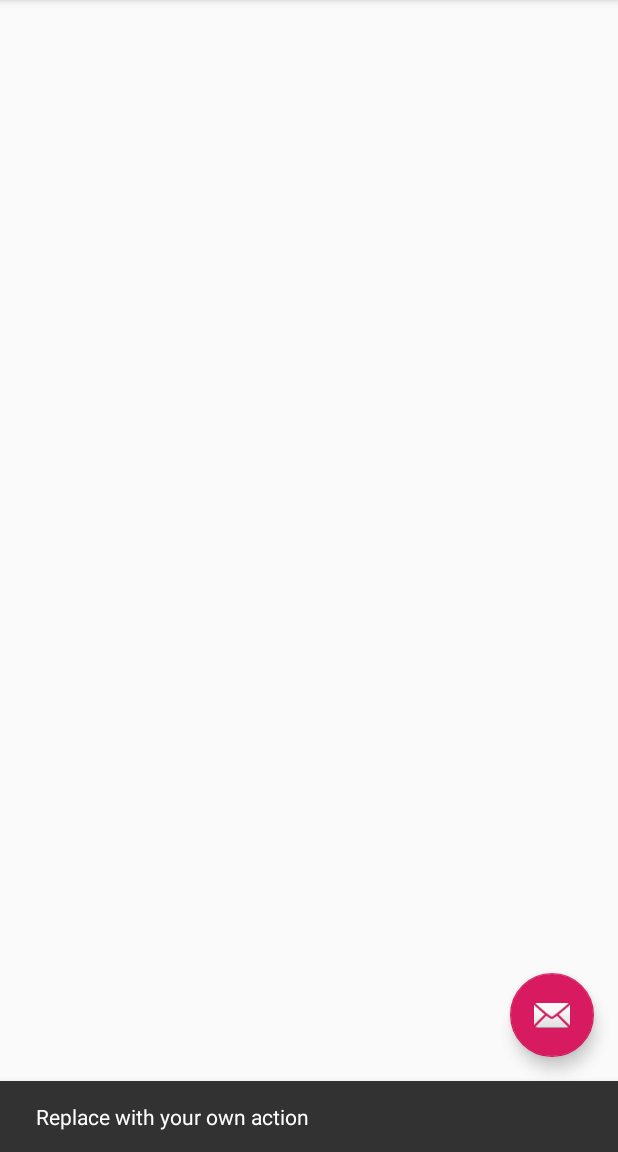
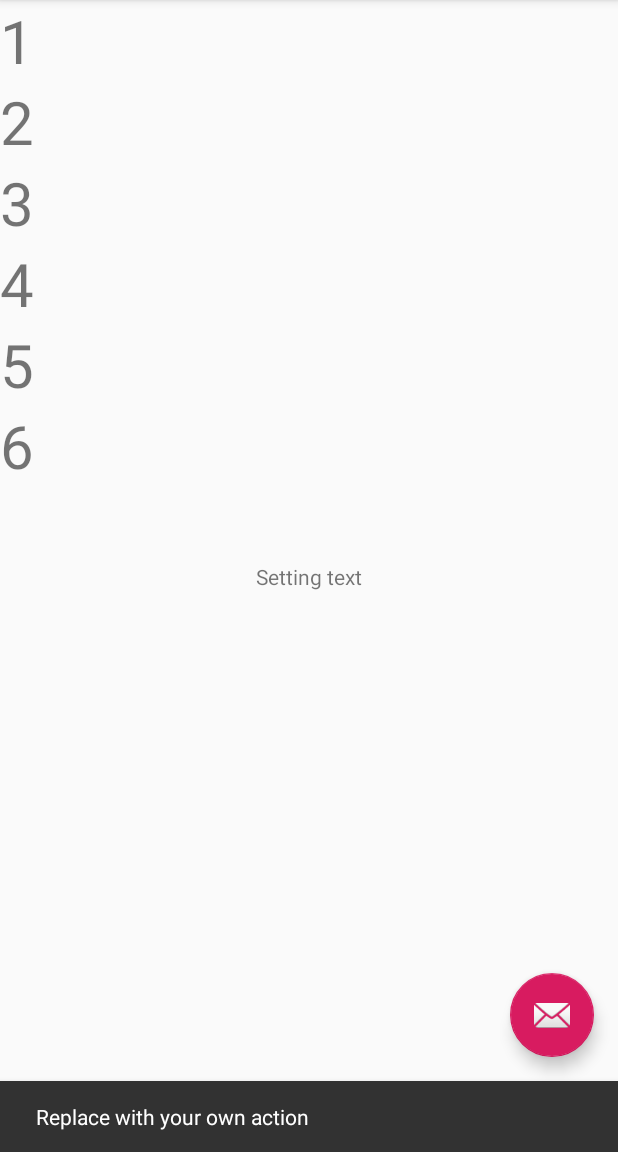
Before and after one commit to amerrit2/PracticeApp, an Android app: the screen it shows after launch (MainActivity), after a tap on an icon or button, on a phone screen of 412 x 824 dp, the part 84-1236 px from its top. Run offline under Robolectric (Android 15) with nearby library versions, the phone set to English and light mode, and no system bars; our stand-ins replace RxJava; libraries missing offline, so code that uses them is left out: io.reactivex.internal.

Commit message:
Making changes

```diff
--- a/app/build.gradle
+++ b/app/build.gradle
@@ -26,11 +26,14 @@ android {
 dependencies {
     implementation fileTree(dir: 'libs', include: ['*.jar'])
     implementation"org.jetbrains.kotlin:kotlin-stdlib-jdk7:$kotlin_version"
-    implementation 'androidx.appcompat:appcompat:1.0.2'
-    implementation 'androidx.core:core-ktx:1.0.2'
+    implementation 'androidx.appcompat:appcompat:1.1.0'
+    implementation 'androidx.core:core-ktx:1.1.0'
     implementation 'androidx.constraintlayout:constraintlayout:1.1.3'
     implementation 'com.google.android.material:material:1.0.0'
     testImplementation 'junit:junit:4.12'
-    androidTestImplementation 'androidx.test.ext:junit:1.1.0'
-    androidTestImplementation 'androidx.test.espresso:espresso-core:3.1.1'
+    androidTestImplementation 'androidx.test.ext:junit:1.1.1'
+    androidTestImplementation 'androidx.test.espresso:espresso-core:3.2.0'
+    implementation 'io.reactivex.rxjava2:rxkotlin:2.4.0'
+    implementation 'io.reactivex.rxjava2:rxandroid:2.0.1'
+    implementation 'io.reactivex.rxjava2:rxjava:2.2.10'
 }
--- a/app/src/main/java/com/adam/practiceapp/MainActivity.kt
+++ b/app/src/main/java/com/adam/practiceapp/MainActivity.kt
@@ -1,19 +1,86 @@
 package com.adam.practiceapp
 
+import android.content.Context
 import android.os.Bundle
+import android.util.AttributeSet
+import android.util.Log
+import android.view.*
 import com.google.android.material.snackbar.Snackbar
 import androidx.appcompat.app.AppCompatActivity
-import android.view.Menu
-import android.view.MenuItem
+import android.widget.Adapter
+import android.widget.TextView
+import androidx.constraintlayout.widget.ConstraintLayout
+import androidx.recyclerview.widget.LinearLayoutManager
+import androidx.recyclerview.widget.RecyclerView
+import io.reactivex.Observable
+import io.reactivex.android.schedulers.AndroidSchedulers
+import io.reactivex.annotations.SchedulerSupport
+import io.reactivex.internal.schedulers.SchedulerMultiWorkerSupport
+import io.reactivex.internal.util.HalfSerializer
+import io.reactivex.rxkotlin.subscribeBy
+import io.reactivex.rxkotlin.toObservable
+import io.reactivex.schedulers.Schedulers
 
 import kotlinx.android.synthetic.main.activity_main.*
+import kotlinx.android.synthetic.main.content_main.*
+import java.util.*
+import java.util.concurrent.TimeUnit
+
+const val TAG = "MAIN_ACTIVITY"
+
+class TextViewAdapter(private val data: List<Int>) : RecyclerView.Adapter<TextViewAdapter.TextViewHolder>() {
+    init {
+        Log.i("MAIN", "Creating textViewAdapter")
+    }
+    class TextViewHolder(val view: TextView) : RecyclerView.ViewHolder(view)
+
+    override fun onCreateViewHolder(parent: ViewGroup, viewType: Int): TextViewHolder {
+        Log.i("MAIN", "Creating $viewType")
+        val textView = TextView(parent.context)
+        textView.textSize = 40F
+        return TextViewHolder(textView)
+    }
+
+    override fun getItemCount(): Int {
+        return data.size
+    }
+
+    override fun onBindViewHolder(holder: TextViewHolder, position: Int) {
+        val item = data[position]
+        holder.view.text = "$item"
+    }
+}
 
 class MainActivity : AppCompatActivity() {
-
     override fun onCreate(savedInstanceState: Bundle?) {
         super.onCreate(savedInstanceState)
         setContentView(R.layout.activity_main)
         setSupportActionBar(toolbar)
+
+
+        val myData = mutableListOf(1, 2, 3)
+        val adapter = TextViewAdapter(myData)
+        myRecycler.adapter = adapter
+        myRecycler.layoutManager = LinearLayoutManager(this)
+
+        val myList = listOf(1, 2, 3)
+
+        myList.toObservable()
+            .observeOn(Schedulers.io())
+            .map {
+                Log.e(TAG, "Mapping on thread: ${Thread.currentThread()}")
+                it + 3
+            }
+            .subscribeOn(Schedulers.computation())
+            .subscribe({
+                Log.e(TAG, "Adding on ${Thread.currentThread()}")
+                myData.add(it)
+                adapter.notifyDataSetChanged()
+                textView.text = "Setting text"
+            }, {
+                Log.e("MAIN", it.message)
+                throw it
+            })
 
         fab.setOnClickListener { view ->
             Snackbar.make(view, "Replace with your own action", Snackbar.LENGTH_LONG)
--- a/app/src/main/res/layout/content_main.xml
+++ b/app/src/main/res/layout/content_main.xml
@@ -9,8 +9,21 @@
     tools:showIn="@layout/activity_main">
 
     <androidx.recyclerview.widget.RecyclerView
+        android:id="@+id/myRecycler"
         android:layout_width="match_parent"
         android:layout_height="match_parent"
+        app:layout_constraintBottom_toBottomOf="parent"
+        app:layout_constraintLeft_toLeftOf="parent"
+        app:layout_constraintRight_toRightOf="parent"
+        app:layout_constraintTop_toTopOf="parent">
+
+    </androidx.recyclerview.widget.RecyclerView>
+
+    <TextView
+        android:id="@+id/textView"
+        android:layout_width="wrap_content"
+        android:layout_height="wrap_content"
+        android:text="Text not set"
         app:layout_constraintBottom_toBottomOf="parent"
         app:layout_constraintLeft_toLeftOf="parent"
         app:layout_constraintRight_toRightOf="parent"
```
